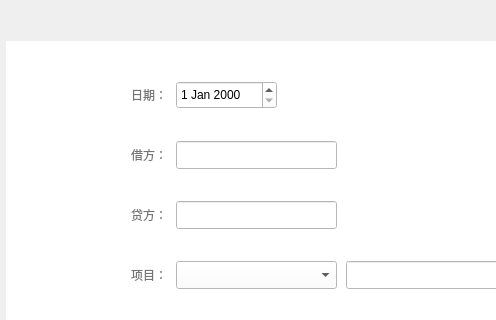
Before: the Qt Designer form ChuangfengDesktop/addFundDetailWidget.ui in asdlei99/chuangfengdesktop, drawn with Qt 5; both pictures show x 0 to 496 and y 0 to 320 of the 600 by 673 pixel window.
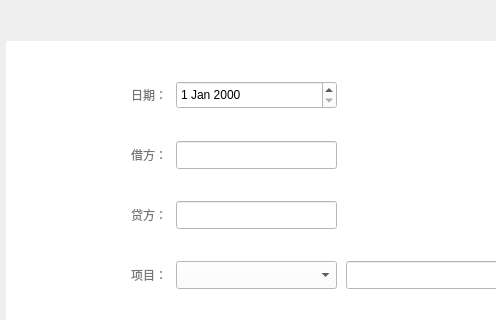
After: the same form once the commit is applied.

```diff
--- a/ChuangfengDesktop/addFundDetailWidget.ui
+++ b/ChuangfengDesktop/addFundDetailWidget.ui
@@ -186,7 +186,7 @@
        <rect>
         <x>170</x>
         <y>40</y>
-        <width>101</width>
+        <width>161</width>
         <height>28</height>
        </rect>
       </property>
```
